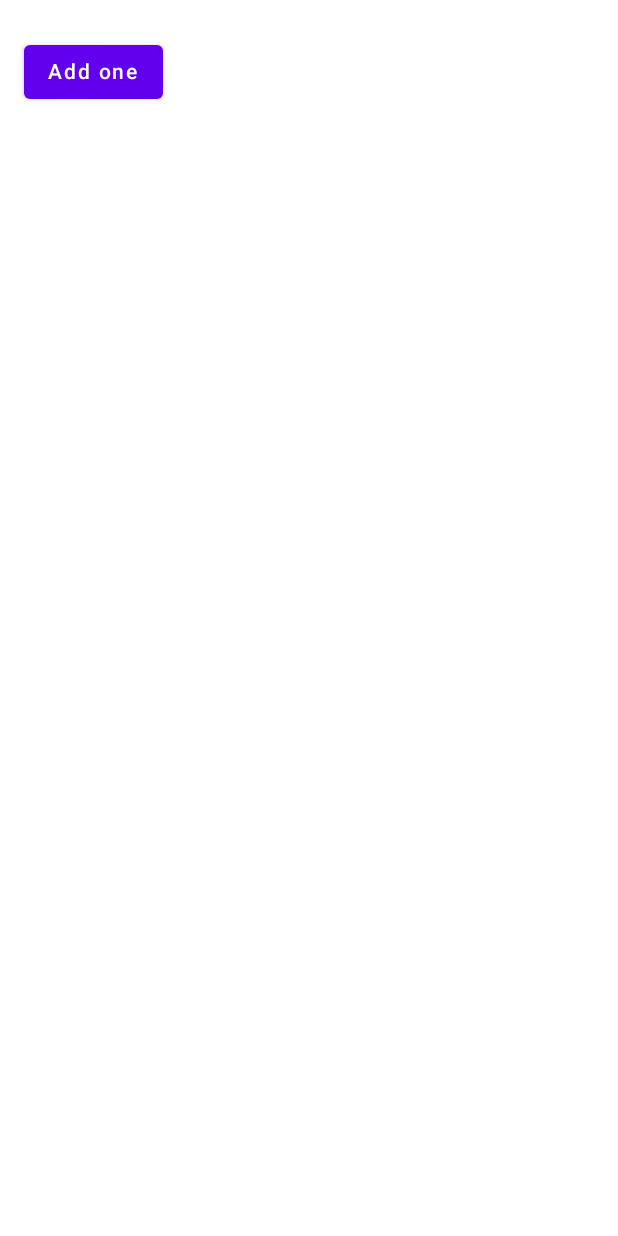
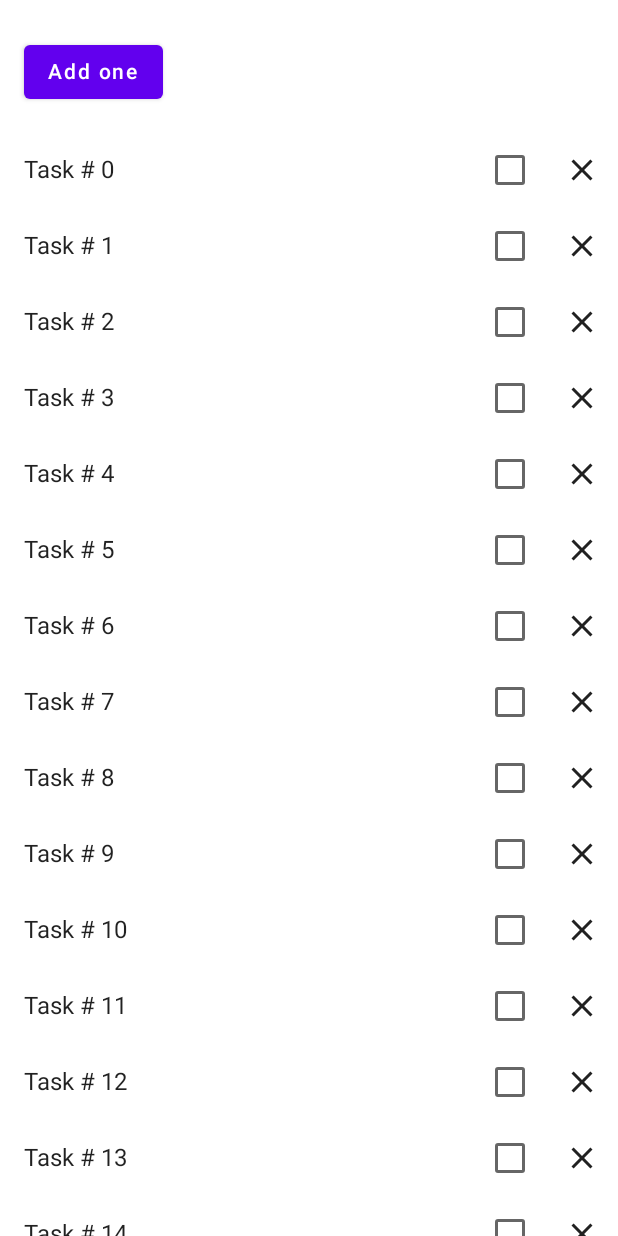
Before and after one commit to sanao1006/androidSandbox, an Android app built with Jetpack Compose: the screen it shows after launch (MainActivity), on a phone screen of 412 x 824 dp. Run offline under Robolectric (Android 15) with nearby library versions, the phone set to English and light mode, and no system bars.

Commit message:
section10

```diff
--- a/BasicStateCodelab/app/src/main/java/com/example/basicstatecodelab/WellnessScreen.kt
+++ b/BasicStateCodelab/app/src/main/java/com/example/basicstatecodelab/WellnessScreen.kt
@@ -1,9 +1,13 @@
 package com.example.basicstatecodelab
 
+import androidx.compose.foundation.layout.Column
 import androidx.compose.runtime.Composable
 import androidx.compose.ui.Modifier
 
 @Composable
-fun WellnessScreen(modifier: Modifier = Modifier){
-    StatefulCounter(modifier = modifier)
+fun WellnessScreen(modifier: Modifier = Modifier) {
+    Column(modifier = modifier) {
+        StatefulCounter(modifier = modifier)
+        WellnessTasksList()
+    }
 }
--- /dev/null
+++ b/BasicStateCodelab/app/src/main/java/com/example/basicstatecodelab/WellnessTask.kt
@@ -0,0 +1,6 @@
+package com.example.basicstatecodelab
+
+data class WellnessTask(
+    val id: Int,
+    val label: String
+)
--- a/BasicStateCodelab/app/src/main/java/com/example/basicstatecodelab/WellnessTaskItem.kt
+++ b/BasicStateCodelab/app/src/main/java/com/example/basicstatecodelab/WellnessTaskItem.kt
@@ -2,12 +2,14 @@ package com.example.basicstatecodelab
 
 import androidx.compose.foundation.layout.Row
 import androidx.compose.foundation.layout.padding
+import androidx.compose.material.Checkbox
 import androidx.compose.material.Icon
 import androidx.compose.material.IconButton
 import androidx.compose.material.Text
 import androidx.compose.material.icons.Icons
 import androidx.compose.material.icons.filled.Close
-import androidx.compose.runtime.Composable
+import androidx.compose.runtime.*
+import androidx.compose.runtime.saveable.rememberSaveable
 import androidx.compose.ui.Alignment
 import androidx.compose.ui.Modifier
 import androidx.compose.ui.tooling.preview.Preview
@@ -17,6 +19,8 @@ import androidx.compose.ui.unit.dp
 @Composable
 fun WellnessTaskItem(
     taskName: String,
+    checked: Boolean,
+    onCheckedChange: (Boolean) -> Unit,
     onClose: () -> Unit,
     modifier: Modifier = Modifier
 ) {
@@ -29,6 +33,9 @@ fun WellnessTaskItem(
                 .weight(1f)
                 .padding(16.dp)
         )
+
+        Checkbox(checked = checked, onCheckedChange = onCheckedChange)
+
         IconButton(onClick = onClose) {
             Icon(imageVector = Icons.Filled.Close, contentDescription = "Close")
         }
@@ -36,3 +43,16 @@ fun WellnessTaskItem(
     }
 
 }
+
+@Composable
+fun WellnessTaskItem(taskName: String, modifier: Modifier = Modifier) {
+    var checkedState by rememberSaveable{ mutableStateOf(false) }
+    WellnessTaskItem(
+        taskName = taskName,
+        checked = checkedState,
+        onCheckedChange = { newValue -> checkedState = newValue },
+        onClose = { },
+        modifier = modifier
+    )
+
+}
--- /dev/null
+++ b/BasicStateCodelab/app/src/main/java/com/example/basicstatecodelab/WellnessTasksList.kt
@@ -0,0 +1,22 @@
+package com.example.basicstatecodelab
+
+import androidx.compose.foundation.lazy.LazyColumn
+import androidx.compose.foundation.lazy.items
+import androidx.compose.runtime.Composable
+import androidx.compose.runtime.remember
+import androidx.compose.ui.Modifier
+
+private fun getWellnessTasks() = List(30) { i -> WellnessTask(i, "Task # $i") }
+
+@Composable
+fun WellnessTasksList(
+    modifier: Modifier = Modifier,
+    list: List<WellnessTask> = remember { getWellnessTasks() }
+){
+    LazyColumn(modifier = modifier){
+        items(list){task ->
+            WellnessTaskItem(taskName = task.label)
+        }
+    }
+
+}
```
